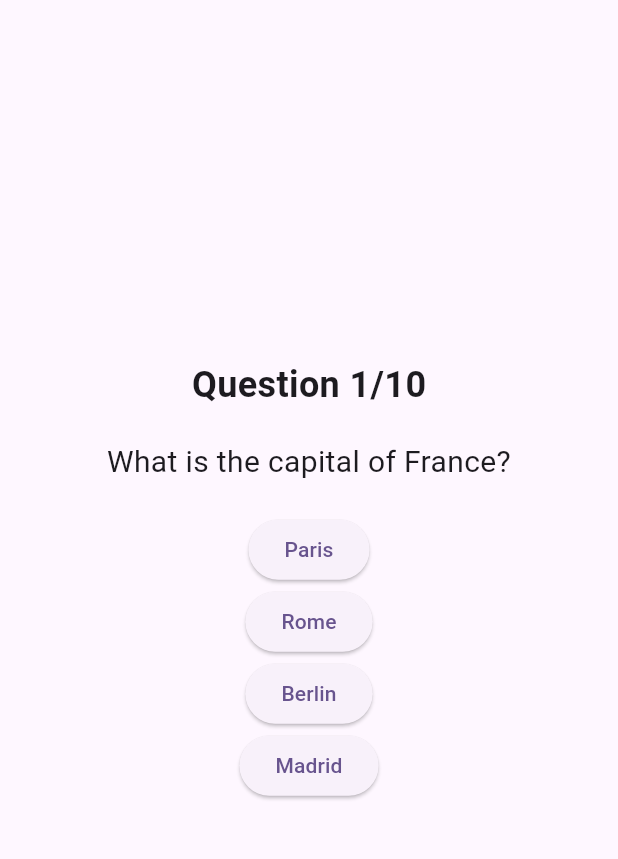
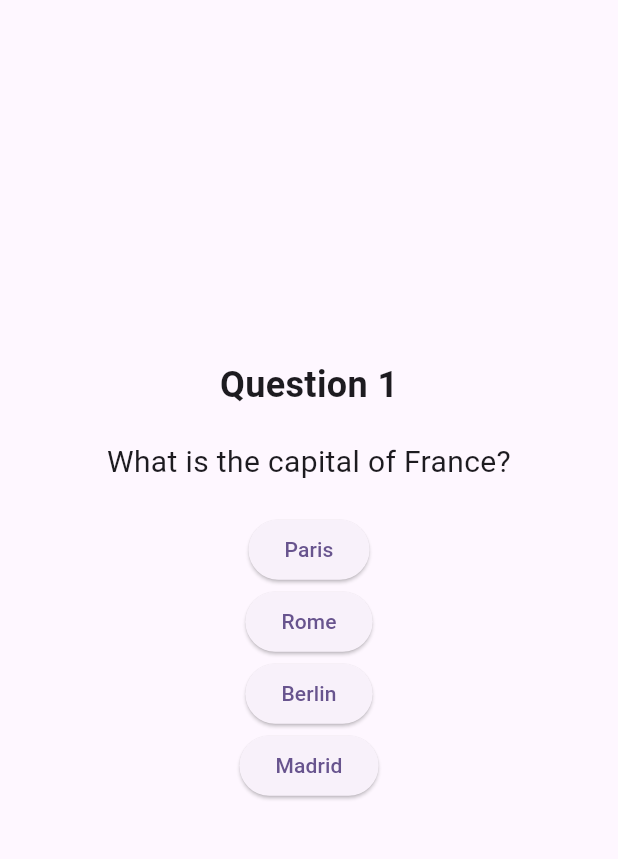
Before and after one commit to AnujDiggi/QuizCraze, a Flutter app: the Questions screen opened directly, on a phone screen of 412 x 824 dp, the part 75-934 px from its top. Run offline on Flutter 3.47's test engine with Material 3 defaults, Android fonts, the phone set to English and light mode, and no system bars.

Commit message:
Quiz App

```diff
--- a/lib/Pages/questions.dart
+++ b/lib/Pages/questions.dart
@@ -120,7 +120,7 @@ class _QuestionsState extends State<QuestionsHome> {
           mainAxisAlignment: MainAxisAlignment.center,
           children: [
             Text(
-              "Question ${_currentIndex + 1}/${_questions.length}",
+              "Question ${_currentIndex + 1}",
               style: const TextStyle(fontSize: 24, fontWeight: FontWeight.bold),
             ),
             const SizedBox(
```
